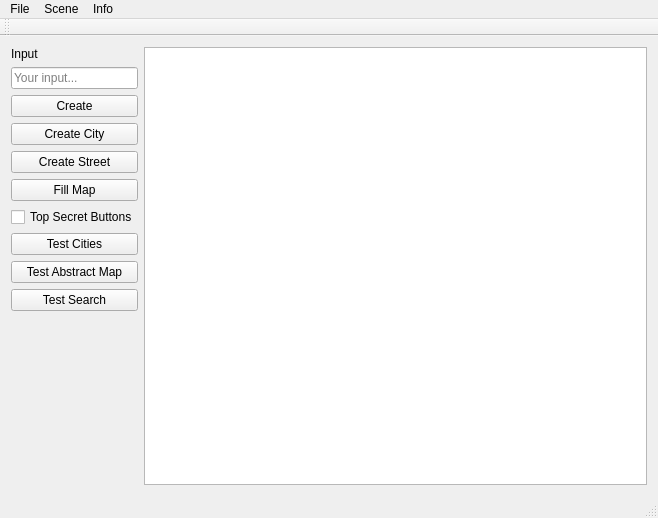
SirWindfield/eclipse-sync, file Versuch09/mainwindow.ui: the form before one commit.
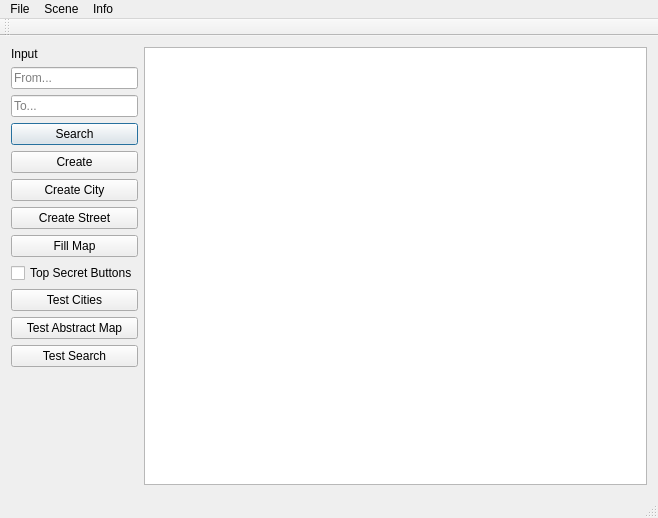
The form after the commit.

The edit to the form file:
```diff
--- a/Versuch09/mainwindow.ui
+++ b/Versuch09/mainwindow.ui
@@ -15,7 +15,48 @@
   </property>
   <widget class="QWidget" name="centralWidget">
    <layout class="QGridLayout" name="gridLayout" columnstretch="0,1">
-    <item row="10" column="0">
+    <item row="8" column="0">
+     <widget class="QCheckBox" name="chkbox">
+      <property name="text">
+       <string>Top Secret Buttons</string>
+      </property>
+     </widget>
+    </item>
+    <item row="9" column="0">
+     <widget class="QPushButton" name="test_cities">
+      <property name="text">
+       <string>Test Cities</string>
+      </property>
+     </widget>
+    </item>
+    <item row="4" column="0">
+     <widget class="QPushButton" name="btn_create">
+      <property name="text">
+       <string>Create</string>
+      </property>
+     </widget>
+    </item>
+    <item row="0" column="1" rowspan="13">
+     <widget class="QGraphicsView" name="graphicsView"/>
+    </item>
+    <item row="1" column="0">
+     <widget class="QLineEdit" name="from">
+      <property name="placeholderText">
+       <string>From...</string>
+      </property>
+      <property name="clearButtonEnabled">
+       <bool>true</bool>
+      </property>
+     </widget>
+    </item>
+    <item row="7" column="0">
+     <widget class="QPushButton" name="fill_map">
+      <property name="text">
+       <string>Fill Map</string>
+      </property>
+     </widget>
+    </item>
+    <item row="12" column="0">
      <spacer name="verticalSpacer">
       <property name="orientation">
        <enum>Qt::Vertical</enum>
@@ -28,82 +69,58 @@
       </property>
      </spacer>
     </item>
-    <item row="0" column="0">
-     <widget class="QLabel" name="lbl_input">
-      <property name="text">
-       <string>Input</string>
-      </property>
-     </widget>
-    </item>
-    <item row="2" column="0">
-     <widget class="QPushButton" name="btn_create">
-      <property name="text">
-       <string>Create</string>
-      </property>
-     </widget>
-    </item>
-    <item row="7" column="0">
-     <widget class="QPushButton" name="test_cities">
-      <property name="text">
-       <string>Test Cities</string>
-      </property>
-     </widget>
-    </item>
-    <item row="0" column="1" rowspan="11">
-     <widget class="QGraphicsView" name="graphicsView"/>
-    </item>
-    <item row="5" column="0">
-     <widget class="QPushButton" name="fill_map">
-      <property name="text">
-       <string>Fill Map</string>
-      </property>
-     </widget>
-    </item>
-    <item row="1" column="0">
-     <widget class="QLineEdit" name="le_name">
-      <property name="placeholderText">
-       <string>Your input...</string>
-      </property>
-      <property name="clearButtonEnabled">
-       <bool>true</bool>
-      </property>
-     </widget>
-    </item>
-    <item row="9" column="0">
+    <item row="11" column="0">
      <widget class="QPushButton" name="test_search">
       <property name="text">
        <string>Test Search</string>
       </property>
      </widget>
     </item>
-    <item row="3" column="0">
-     <widget class="QPushButton" name="btn_create_city">
-      <property name="text">
-       <string>Create City</string>
-      </property>
-     </widget>
-    </item>
     <item row="6" column="0">
-     <widget class="QCheckBox" name="chkbox">
-      <property name="text">
-       <string>Top Secret Buttons</string>
-      </property>
-     </widget>
-    </item>
-    <item row="8" column="0">
-     <widget class="QPushButton" name="test_abstract_map">
-      <property name="text">
-       <string>Test Abstract Map</string>
-      </property>
-     </widget>
-    </item>
-    <item row="4" column="0">
      <widget class="QPushButton" name="create_street">
       <property name="text">
        <string>Create Street</string>
       </property>
      </widget>
     </item>
+    <item row="10" column="0">
+     <widget class="QPushButton" name="test_abstract_map">
+      <property name="text">
+       <string>Test Abstract Map</string>
+      </property>
+     </widget>
+    </item>
+    <item row="5" column="0">
+     <widget class="QPushButton" name="btn_create_city">
+      <property name="text">
+       <string>Create City</string>
+      </property>
+     </widget>
+    </item>
+    <item row="0" column="0">
+     <widget class="QLabel" name="lbl_input">
+      <property name="text">
+       <string>Input</string>
+      </property>
+     </widget>
+    </item>
+    <item row="2" column="0">
+     <widget class="QLineEdit" name="to">
+      <property name="placeholderText">
+       <string>To...</string>
+      </property>
+     </widget>
+    </item>
+    <item row="3" column="0">
+     <widget class="QPushButton" name="pushButton">
+      <property name="text">
+       <string>Search</string>
+      </property>
+      <property name="default">
+       <bool>true</bool>
+      </property>
+     </widget>
+    </item>
    </layout>
   </widget>
   <widget class="QMenuBar" name="menuBar">
```
